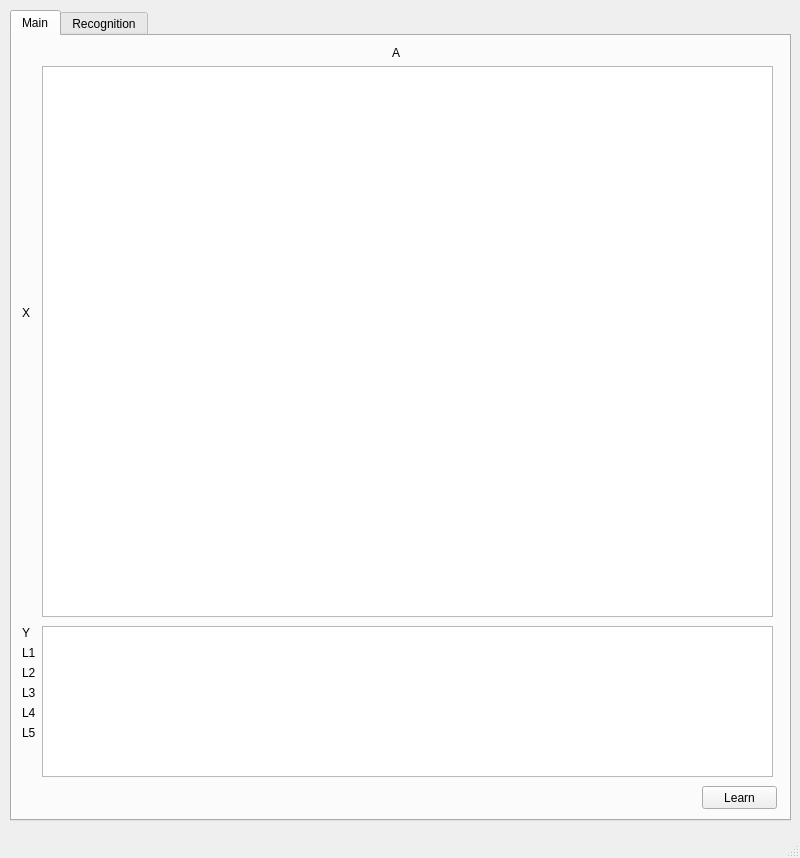
Qt form window.ui (PavelKuropatin/perceptron) before a commit.
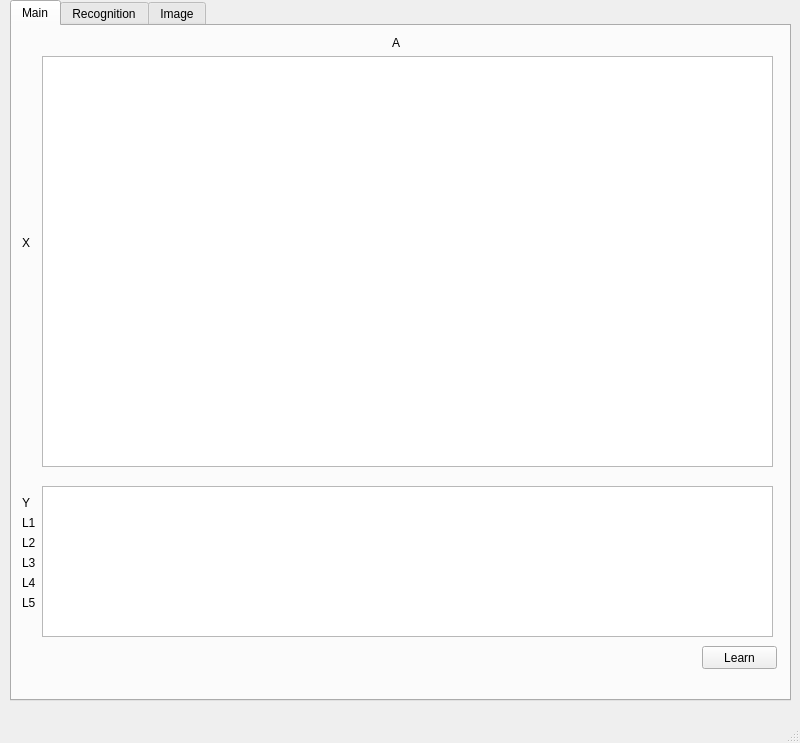
The same form after that commit.

Commit message: add class images

```diff
--- a/window.ui
+++ b/window.ui
@@ -7,7 +7,7 @@
     <x>0</x>
     <y>0</y>
     <width>800</width>
-       <height>858</height>
+       <height>743</height>
    </rect>
   </property>
   <property name="windowTitle">
@@ -18,9 +18,9 @@
     <property name="geometry">
      <rect>
       <x>10</x>
-      <y>10</y>
+         <y>0</y>
       <width>781</width>
-         <height>811</height>
+         <height>701</height>
      </rect>
     </property>
     <property name="currentIndex">
@@ -36,7 +36,7 @@
                        <x>30</x>
                        <y>30</y>
                        <width>731</width>
-                       <height>551</height>
+                       <height>411</height>
                    </rect>
                </property>
                <attribute name="horizontalHeaderVisible">
@@ -62,7 +62,7 @@
                <property name="geometry">
                    <rect>
                        <x>30</x>
-                       <y>590</y>
+                       <y>460</y>
                        <width>731</width>
                        <height>151</height>
                    </rect>
@@ -103,7 +103,7 @@
                <property name="geometry">
                    <rect>
                        <x>10</x>
-                       <y>270</y>
+                       <y>210</y>
                        <width>47</width>
                        <height>13</height>
                    </rect>
@@ -129,7 +129,7 @@
                <property name="geometry">
                    <rect>
                        <x>10</x>
-                       <y>590</y>
+                       <y>470</y>
                        <width>47</width>
                        <height>13</height>
                    </rect>
@@ -142,7 +142,7 @@
                <property name="geometry">
                    <rect>
                        <x>10</x>
-                       <y>610</y>
+                       <y>490</y>
                        <width>47</width>
                        <height>13</height>
                    </rect>
@@ -155,7 +155,7 @@
                <property name="geometry">
                    <rect>
                        <x>10</x>
-                       <y>630</y>
+                       <y>510</y>
                        <width>47</width>
                        <height>13</height>
                    </rect>
@@ -168,7 +168,7 @@
                <property name="geometry">
                    <rect>
                        <x>10</x>
-                       <y>650</y>
+                       <y>530</y>
                        <width>47</width>
                        <height>13</height>
                    </rect>
@@ -181,7 +181,7 @@
                <property name="geometry">
                    <rect>
                        <x>10</x>
-                       <y>670</y>
+                       <y>550</y>
                        <width>47</width>
                        <height>13</height>
                    </rect>
@@ -194,7 +194,7 @@
                <property name="geometry">
                    <rect>
                        <x>10</x>
-                       <y>690</y>
+                       <y>570</y>
                        <width>47</width>
                        <height>13</height>
                    </rect>
@@ -207,7 +207,7 @@
                <property name="geometry">
                    <rect>
                        <x>690</x>
-                       <y>750</y>
+                       <y>620</y>
                        <width>75</width>
                        <height>23</height>
                    </rect>
@@ -276,6 +276,11 @@
       </attribute>
      </widget>
     </widget>
+       <widget class="QWidget" name="tab">
+           <attribute name="title">
+               <string>Image</string>
+           </attribute>
+       </widget>
    </widget>
   </widget>
   <widget class="QMenuBar" name="menubar">
```
Left out of the diff: 2 changed lines with no effect on the pictures. The commit also changes 56 other files.
